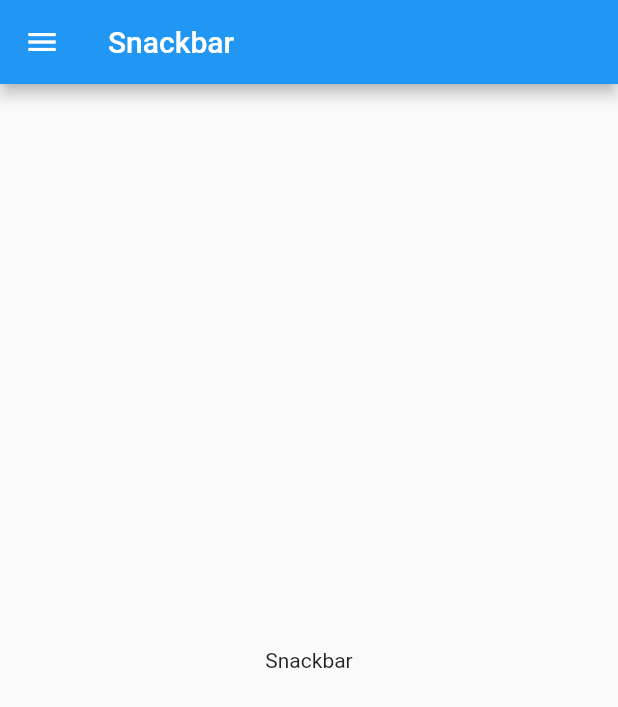
After one commit to monkeyidesign/sample_getx_app, a Flutter app: the Snackbar screen opened by its route, on a phone screen of 412 x 824 dp. The commit adds this screen. Shown: the top 707 px of the screen. Run offline on Flutter 3.47's test engine with Material 2 defaults, Android fonts, the phone set to English and light mode, and no system bars; our stand-ins replace get.

Commit message:
Adding Route

```diff
--- /dev/null
+++ b/lib/route.dart
@@ -0,0 +1,6 @@
+class AppRoutes {
+  static const String home = '/home';
+  static const String snackbar = '/snackbar';
+  static const String page1 = '/page1';
+  static const String page2 = '/page2';
+}
--- /dev/null
+++ b/lib/screens/Snackbar/Snackbar.dart
@@ -0,0 +1,17 @@
+import 'package:flutter/material.dart';
+import 'package:get/get.dart';
+import '../../shared/MainDrawer.dart';
+import 'SnackbarController.dart';
+
+class Snackbar extends GetView<SnackbarController> {
+  @override
+  Widget build(BuildContext context) {
+    return Scaffold(
+      appBar: AppBar(title: Text('Snackbar')),
+      drawer: MainDrawer(),
+      body: Center(
+        child: Text(controller.title),
+      ),
+    );
+  }
+}
--- /dev/null
+++ b/lib/screens/Snackbar/SnackbarController.dart
@@ -0,0 +1,23 @@
+import 'package:get/get.dart';
+
+class SnackbarController extends GetxController {
+  final title = 'Snackbar';
+
+  @override
+  void onInit() {
+    print('>>> Snackbar Controller init');
+    super.onInit();
+  }
+
+  @override
+  void onReady() {
+    print('>>> Snackbar Controller ready');
+    super.onReady();
+  }
+
+  @override
+  void onClose() {
+    print('>>> Snackbar Controller close');
+    super.onClose();
+  }
+}
```
Also changed, not shown: lib/main.dart (+12 -4 lines), lib/screens/Snackbar/SnackbarBinding.dart (added, +9 -0 lines), lib/shared/MainDrawer.dart (+16 -6 lines).
